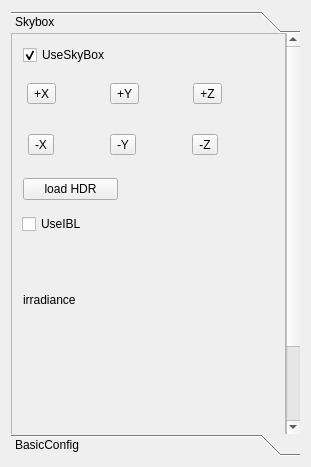
Above: src/UI/View/configwidget.ui from Yuanzidan081/SRendererLab before the change. Below: the same form after it.
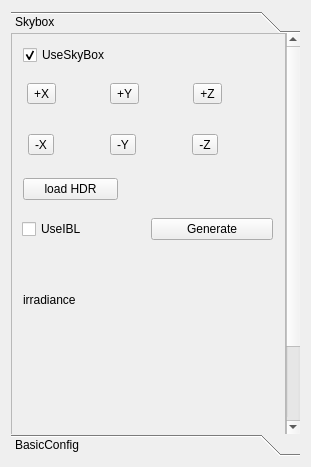
That is the form after the change.

Diff of the .ui file:
```diff
--- a/src/UI/View/configwidget.ui
+++ b/src/UI/View/configwidget.ui
@@ -84,7 +84,7 @@
               <height>498</height>
              </rect>
             </property>
-            <widget class="QWidget" name="">
+            <widget class="QWidget" name="layoutWidget">
              <property name="geometry">
               <rect>
                <x>11</x>
@@ -204,7 +204,7 @@
               </item>
              </layout>
             </widget>
-            <widget class="QWidget" name="">
+            <widget class="QWidget" name="layoutWidget">
              <property name="geometry">
               <rect>
                <x>11</x>
@@ -324,7 +324,7 @@
               </item>
              </layout>
             </widget>
-            <widget class="QWidget" name="">
+            <widget class="QWidget" name="layoutWidget">
              <property name="geometry">
               <rect>
                <x>11</x>
@@ -371,7 +371,7 @@
                <x>10</x>
                <y>180</y>
                <width>251</width>
-               <height>21</height>
+               <height>30</height>
               </rect>
              </property>
              <layout class="QHBoxLayout" name="horizontalLayout_8">
@@ -382,6 +382,13 @@
                 </property>
                </widget>
               </item>
+              <item>
+               <widget class="QPushButton" name="GenerateButton">
+                <property name="text">
+                 <string>Generate</string>
+                </property>
+               </widget>
+              </item>
              </layout>
             </widget>
             <widget class="QWidget" name="horizontalLayoutWidget_3">
```
Left out of the diff: 4 changed lines with no effect on the pictures.
